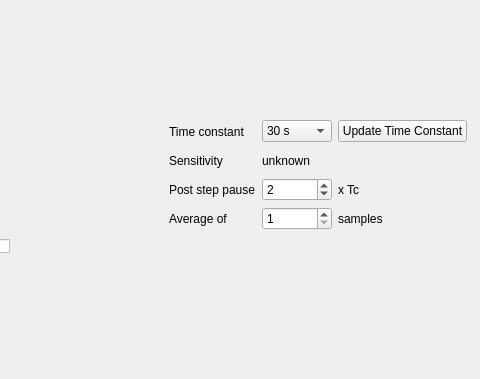
Old version of the form app/MainWindow.ui in the repository earik87/light; both pictures show x 394 to 874 and y 396 to 775 of the 874 by 775 pixel window.
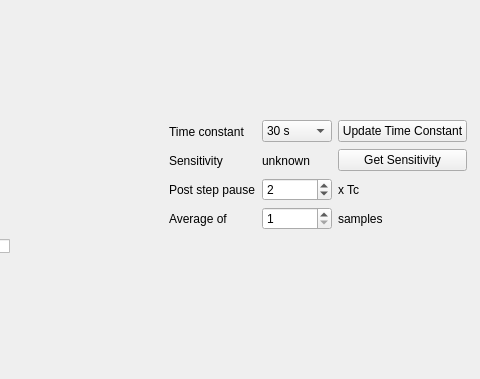
New version of the form.

Patch:
```diff
--- a/app/MainWindow.ui
+++ b/app/MainWindow.ui
@@ -106,6 +106,13 @@
          </property>
         </widget>
        </item>
+       <item row="1" column="6">
+        <widget class="QPushButton" name="getSensButton">
+         <property name="text">
+          <string>Get Sensitivity</string>
+         </property>
+        </widget>
+       </item>
        <item row="2" column="4">
         <widget class="QLabel" name="label_10">
          <property name="text">
```
